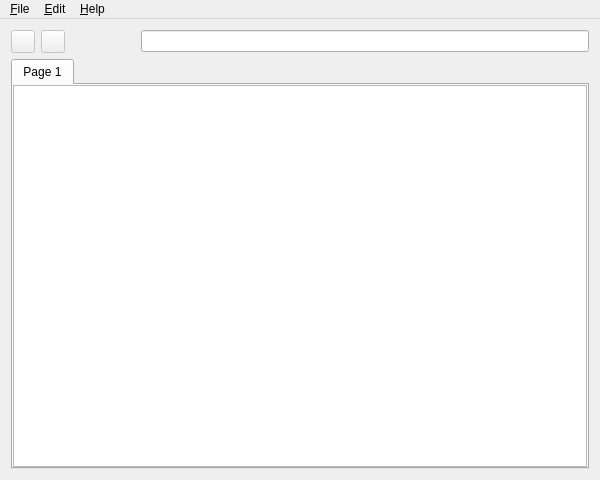
Above: StupidSheet/ui/windowbase.ui from ralsina/stupidsheet before the change. Below: the same form after it.
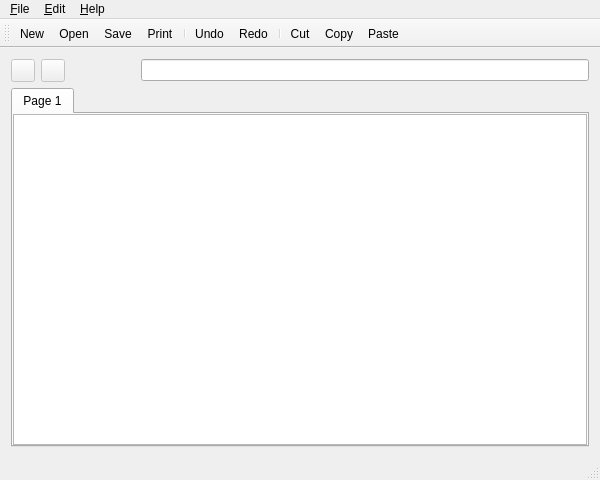
That is the form after the change. Icons and pictures are not drawn.

```diff
--- a/StupidSheet/ui/windowbase.ui
+++ b/StupidSheet/ui/windowbase.ui
@@ -158,6 +158,26 @@
    <addaction name="editMenu" />
    <addaction name="helpMenu" />
   </widget>
+  <widget class="QToolBar" name="toolBar" >
+   <property name="orientation" >
+    <enum>Qt::Horizontal</enum>
+   </property>
+   <attribute name="toolBarArea" >
+    <number>4</number>
+   </attribute>
+   <addaction name="fileNewAction" />
+   <addaction name="fileOpenAction" />
+   <addaction name="fileSaveAction" />
+   <addaction name="filePrintAction" />
+   <addaction name="separator" />
+   <addaction name="editUndoAction" />
+   <addaction name="editRedoAction" />
+   <addaction name="separator" />
+   <addaction name="editCutAction" />
+   <addaction name="editCopyAction" />
+   <addaction name="editPasteAction" />
+  </widget>
+  <widget class="QStatusBar" name="statusBar" />
   <action name="fileNewAction" >
    <property name="icon" >
     <iconset>image2</iconset>
```
Left out of the diff: 41 changed lines with no effect on the pictures.
